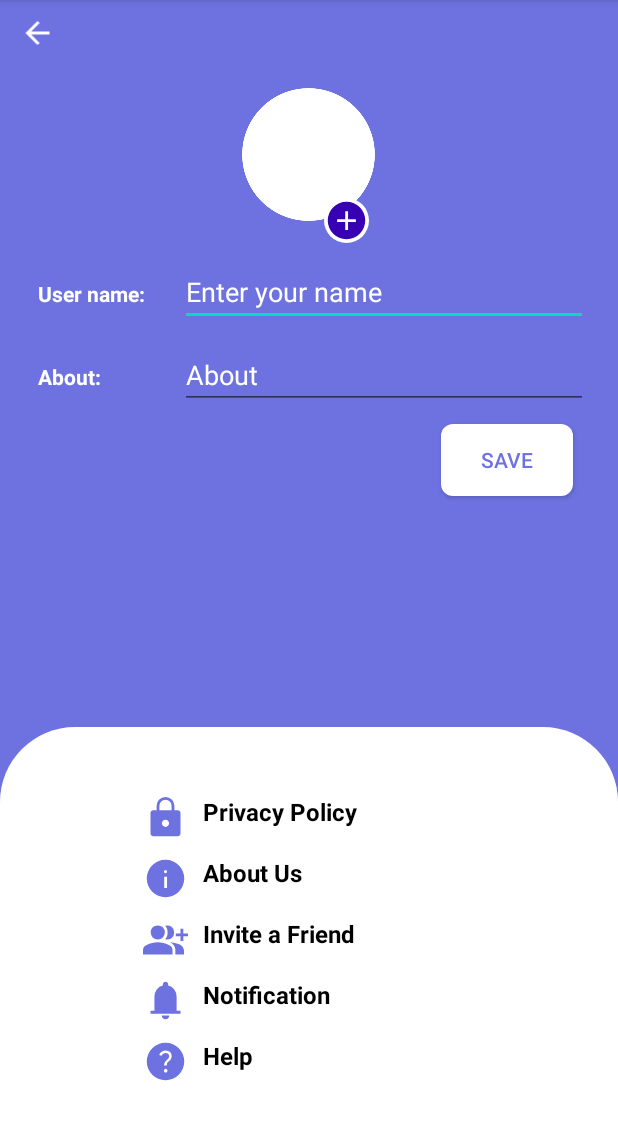
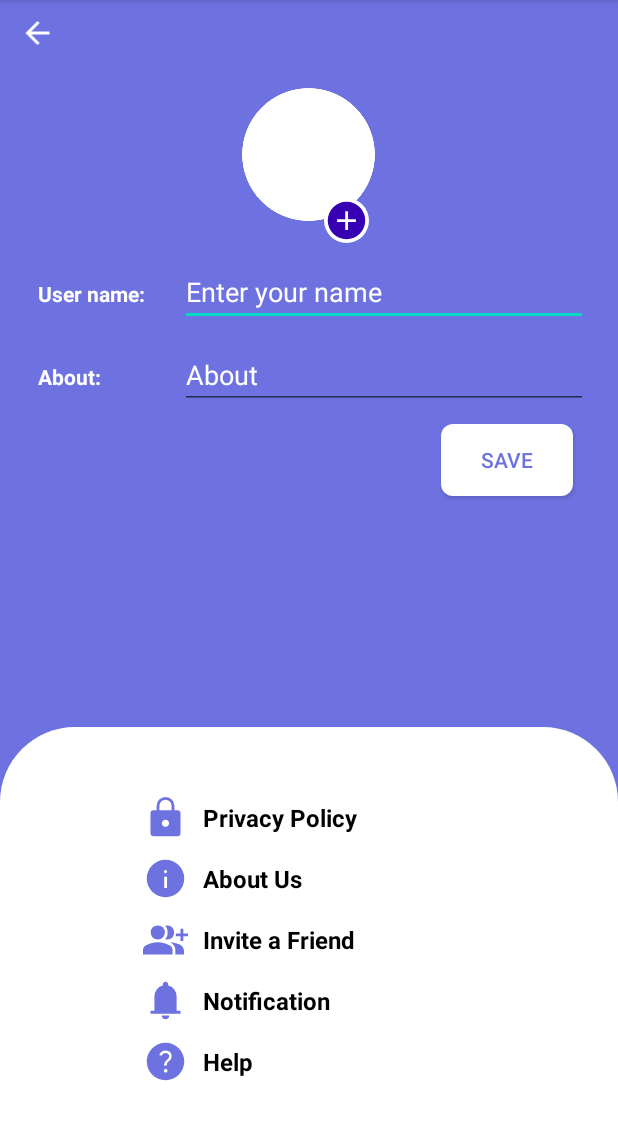
Before and after one commit to EvertzHamiltonIsaac/Final-Project-Mobile, an Android app: the SettingsActivity screen opened directly, with no data from a screen before it, on a phone screen of 412 x 824 dp, the part 84-1224 px from its top. Run offline under Robolectric (Android 15) with nearby library versions, the phone set to English and light mode, and no system bars.

Commit message:
Preferencias de menu

```diff
--- a/app/src/main/res/layout/activity_settings.xml
+++ b/app/src/main/res/layout/activity_settings.xml
@@ -126,6 +126,7 @@
             android:drawableLeft="@drawable/pass_input"
             android:drawablePadding="10dp"
             android:drawableTint="@color/MediumStateBlue"
+            android:gravity="center_vertical"
             android:padding="5dp"
             android:text="Privacy Policy"
             android:textColor="@color/black"
@@ -140,6 +141,7 @@
             android:drawableLeft="@drawable/info"
             android:drawablePadding="10dp"
             android:drawableTint="@color/MediumStateBlue"
+            android:gravity="center_vertical"
             android:padding="5dp"
             android:text="About Us"
             android:textColor="@color/black"
@@ -154,6 +156,7 @@
             android:drawableLeft="@drawable/users"
             android:drawablePadding="10dp"
             android:drawableTint="@color/MediumStateBlue"
+            android:gravity="center_vertical"
             android:padding="5dp"
             android:text="Invite a Friend"
             android:textColor="@color/black"
@@ -168,6 +171,7 @@
             android:drawableLeft="@drawable/notification"
             android:drawablePadding="10dp"
             android:drawableTint="@color/MediumStateBlue"
+            android:gravity="center_vertical"
             android:padding="5dp"
             android:text="Notification"
             android:textColor="@color/black"
@@ -182,6 +186,7 @@
             android:drawableLeft="@drawable/help"
             android:drawablePadding="10dp"
             android:drawableTint="@color/MediumStateBlue"
+            android:gravity="center_vertical"
             android:padding="5dp"
             android:text="Help"
             android:textColor="@color/black"
```
